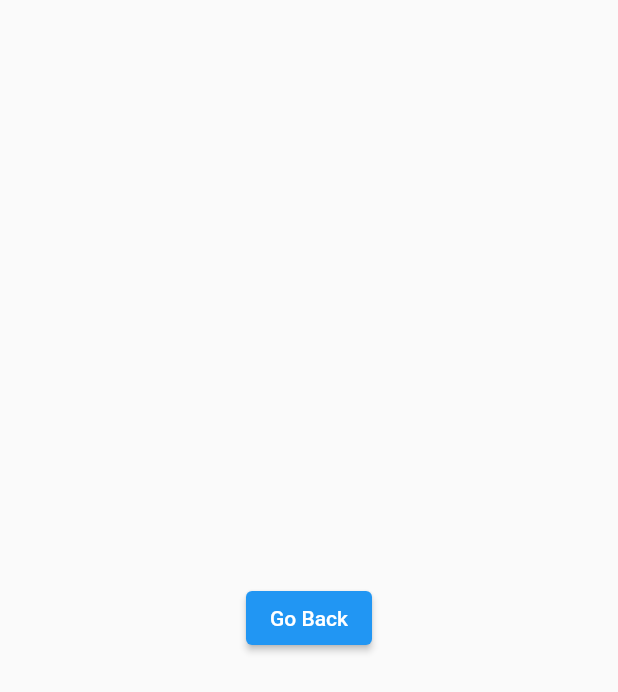
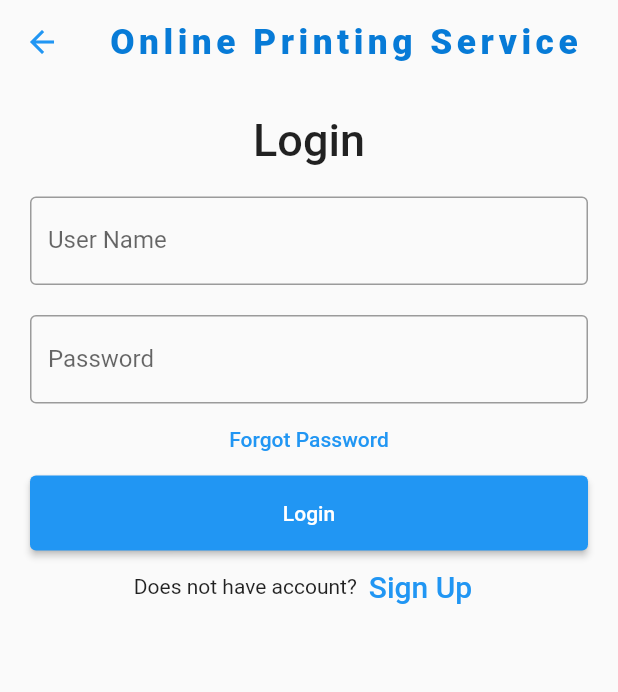
Before and after one commit to LiyanaZaiman/FYP, a Flutter app: the LoginSignup screen opened directly, on a phone screen of 412 x 824 dp. Shown: the top 692 px of the screen. Run offline on Flutter 3.47's test engine with Material 2 defaults, Android fonts, the phone set to English and light mode, and no system bars; our stand-ins replace carousel_slider; Roboto replaces fonts that are missing (Raleway).

Commit message:
Login signup text field

```diff
--- a/lib/screens/login_signup.dart
+++ b/lib/screens/login_signup.dart
@@ -13,18 +13,156 @@ import 'package:online_printing/widgets/responsive.dart';
 import 'package:flutter/material.dart';
 import 'home_page.dart';
 
-class  LoginSignup extends StatelessWidget{
+
+class LoginSignup extends StatefulWidget {
+  const LoginSignup({super.key});
+
+  @override
+  State<LoginSignup> createState() => _LoginSignupState();
+}
+
+class _LoginSignupState extends State<LoginSignup> {
+  TextEditingController nameController = TextEditingController();
+  TextEditingController passwordController = TextEditingController();
+    final ScrollController _scrollController = ScrollController();
+  double _scrollPosition = 0;
+  double _opacity = 0;
+
+  _scrollListener() {
+    setState(() {
+      _scrollPosition = _scrollController.position.pixels;
+    });
+  }
+
+    @override
+  void initState() {
+    _scrollController.addListener(_scrollListener);
+    super.initState();
+  }
+
   @override
   Widget build(BuildContext context) {
-	return Scaffold(
-    body: Center(
-      child: ElevatedButton(
-        child: Text('Go Back'),
-        onPressed: (){
-        Navigator.pop(context,
-                      MaterialPageRoute(builder: (context) => HomePage()));},
-         ),
+
+      int selectedValue = 0; // declare a variable to hold the selected value
+  var screenSize = MediaQuery.of(context).size;
+  _opacity = _scrollPosition < screenSize.height * 0.40
+  ?_scrollPosition / (screenSize.height * 0.40) : 1;
+
+        return Scaffold(
+          extendBodyBehindAppBar: true,
+              appBar: screenSize.width < 1000?AppBar( //Start here
+      iconTheme: IconThemeData(color: Colors.blue),
+      elevation: 0,
+      backgroundColor: Colors.white.withOpacity(_opacity),
+      title:  Text(
+                  'Online Printing Service',
+                  style: TextStyle(
+                    color: Color(0xFF077bd7),
+                    fontSize: 23.5,
+                    fontFamily: 'Raleway',
+                    fontWeight: FontWeight.w900,
+                    letterSpacing: 3,
+                    ),
+                  ),
+    ):
+      PreferredSize( //To make the screen responsive. From Web sie to Moble App size
+      preferredSize: Size(screenSize.width, 70),
+      child: TopBarContents(_opacity),
     ),
-	);
+          body: Material(
+            child: Padding(
+            padding: const EdgeInsets.all(10),
+            child: ListView(
+              children: <Widget>[
+                // Container(
+                //     alignment: Alignment.center,
+                //     padding: const EdgeInsets.all(10),
+                //     child: const Text(
+                //       'TutorialKart',
+                //       style: TextStyle(
+                //           color: Colors.blue,
+                //           fontWeight: FontWeight.w500,
+                //           fontSize: 30),
+                //     )),
+                Container(
+                    alignment: Alignment.center,
+                    padding: const EdgeInsets.all(10),
+                    child: const Text(
+                      'Login',
+                      style: TextStyle(fontSize: 30, fontWeight: FontWeight.w500,),
+                    )),
+                Container(
+                  padding: const EdgeInsets.all(10),
+                  child: TextField(
+                    controller: nameController,
+                    decoration: const InputDecoration(
+                      border: OutlineInputBorder(),
+                      labelText: 'User Name',
+                    ),
+                  ),
+                ),
+                Container(
+                  padding: const EdgeInsets.fromLTRB(10, 10, 10, 0),
+                  child: TextField(
+                    obscureText: true,
+                    controller: passwordController,
+                    decoration: const InputDecoration(
+                      border: OutlineInputBorder(),
+                      labelText: 'Password',
+                    ),
+                  ),
+                ),
+                TextButton(
+                  onPressed: () {
+                    //forgot password screen
+                  },
+                  child: const Text('Forgot Password',),
+                ),
+                Container(
+                    height: 50,
+                    padding: const EdgeInsets.fromLTRB(10, 0, 10, 0),
+                    child: ElevatedButton(
+                      child: const Text('Login'),
+                      onPressed: () {
+                        print(nameController.text);
+                        print(passwordController.text);
+                      },
+                    )
+                ),
+                Row(
+                  children: <Widget>[
+                    const Text('Does not have account?'),
+                    TextButton(
+                      child: const Text(
+                        'Sign Up',
+                        style: TextStyle(fontSize: 20),
+                      ),
+                      onPressed: () {
+                        //signup screen
+                      },
+                    )
+                  ],
+                  mainAxisAlignment: MainAxisAlignment.center,
+                ),
+              ],
+            )),
+          ),
+        );
+  }
 }
-}
+
+// class  LoginSignup extends StatelessWidget{
+//   @override
+//   Widget build(BuildContext context) {
+// 	return Scaffold(
+//     body: Center(
+//       child: ElevatedButton(
+//         child: Text('Go Back'),
+//         onPressed: (){
+//         Navigator.pop(context,
+//                       MaterialPageRoute(builder: (context) => HomePage()));},
+//          ),
+//     ),
+// 	);
+// }
+// }
--- a/lib/widgets/top_bar_contents.dart
+++ b/lib/widgets/top_bar_contents.dart
@@ -1,5 +1,6 @@
 import 'package:flutter/material.dart';
 import 'package:online_printing/screens/home_page.dart';
+import 'package:online_printing/screens/login_signup.dart';
 
 import '../screens/order_page.dart';
 
@@ -188,7 +189,7 @@ class TopBarContents extends StatefulWidget{
                   onTap: () {
                       Navigator.push(
                       context,
-                      MaterialPageRoute(builder: (context) =>OrderPage()));
+                      MaterialPageRoute(builder: (context) =>LoginSignup()));
                   },
                   child: Column(
                     mainAxisSize: MainAxisSize.min,
```
Also changed, not shown: lib/screens/aboutUs.dart (added).
